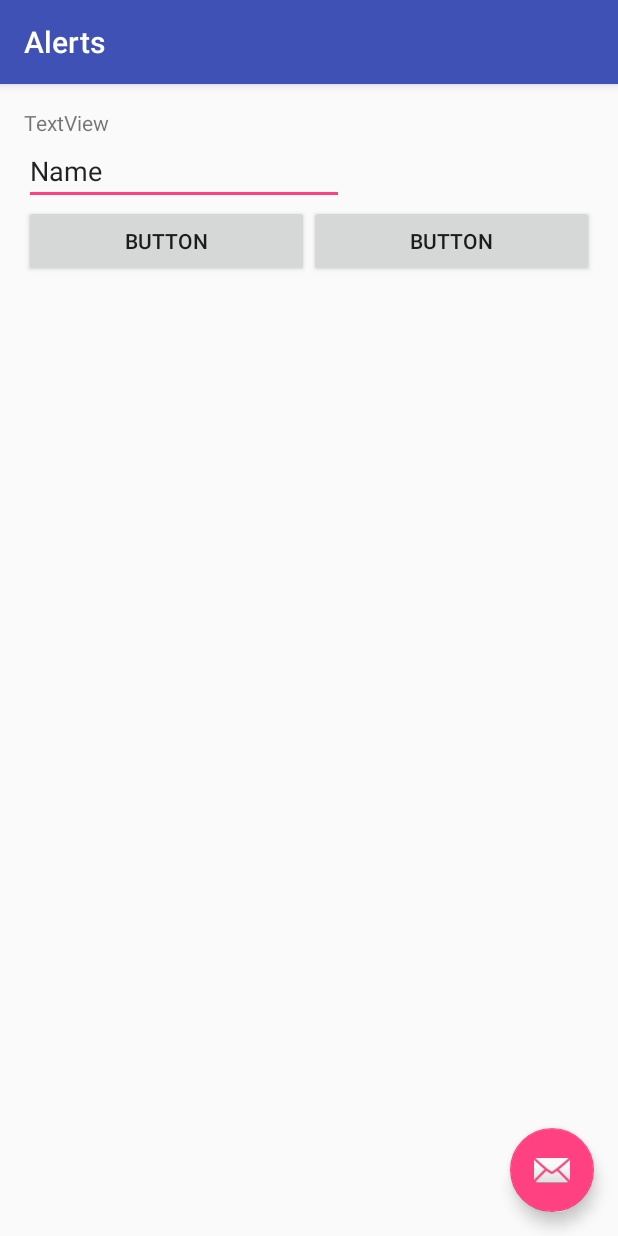
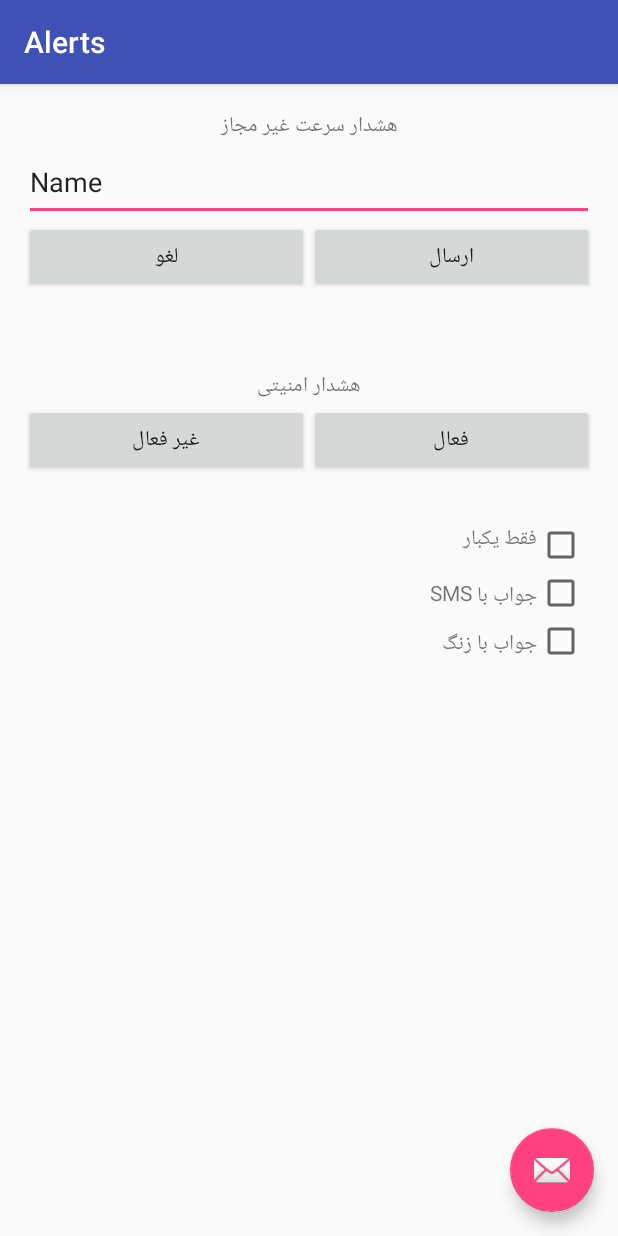
Before and after one commit to behroohj/HermesGps, an Android app: the Alerts screen opened directly, with no data from a screen before it, on a phone screen of 412 x 824 dp. Run offline under Robolectric (Android 15) with nearby library versions, the phone set to English and light mode, and no system bars.

Commit message:
تغییرات تا ۲۳ آبان ماه

```diff
--- a/app/src/main/AndroidManifest.xml
+++ b/app/src/main/AndroidManifest.xml
@@ -76,6 +76,10 @@
         <activity
             android:name=".Alerts"
             android:label="@string/title_activity_alerts"
+            android:theme="@style/AppTheme.NoActionBar" />
+        <activity
+            android:name=".CarSelected"
+            android:label="@string/title_activity_car_selected"
             android:theme="@style/AppTheme.NoActionBar"></activity>
     </application>
 
--- a/app/src/main/res/layout/content_alerts.xml
+++ b/app/src/main/res/layout/content_alerts.xml
@@ -24,26 +24,19 @@
 
             <LinearLayout
                 android:layout_width="match_parent"
-                android:layout_height="wrap_content"
+                android:layout_height="match_parent"
                 android:orientation="vertical" >
 
-                <LinearLayout
-                    android:layout_weight=".5"
-                    android:orientation="vertical"
-                    android:layout_width="match_parent"
-                    android:layout_height="0dp">
-
-                    <TableLayout
-                        android:layout_width="match_parent"
-                        android:layout_height="match_parent">
 
                         <TableRow
                             android:layout_width="match_parent"
                             android:layout_height="match_parent" >
 
                             <TextView
-                                android:text="TextView"
-                                android:layout_width="wrap_content"
+                                android:text="هشدار سرعت غیر مجاز"
+                                android:layout_width="match_parent"
+                                android:layout_gravity="center"
+                                android:gravity="center"
                                 android:layout_height="wrap_content"
                                 android:id="@+id/textView7" />
                         </TableRow>
@@ -53,10 +46,11 @@
                             android:layout_height="match_parent" >
 
                             <EditText
-                                android:layout_width="wrap_content"
+                                android:layout_width="match_parent"
                                 android:layout_height="wrap_content"
                                 android:inputType="textPersonName"
                                 android:text="Name"
+                                android:hint="سرعت مورد نطر"
                                 android:ems="10"
                                 android:id="@+id/editText" />
                         </TableRow>
@@ -66,51 +60,119 @@
                             android:layout_height="match_parent" >
 
                             <Button
-                                android:text="Button"
+                                android:text="لغو"
                                 android:layout_width="0dp"
                                 android:layout_weight=".5"
                                 android:layout_height="wrap_content"
                                 android:id="@+id/button11" />
 
                             <Button
-                                android:text="Button"
+                                android:text="ارسال"
                                 android:layout_width="0dp"
                                 android:layout_weight=".5"
                                 android:layout_height="wrap_content"
                                 android:id="@+id/button4" />
                         </TableRow>
 
-                    </TableLayout>
+                <TableRow
+                    android:layout_marginTop="50dp"
+                    android:layout_width="match_parent"
+                    android:layout_height="match_parent" >
 
-                </LinearLayout>
+                    <TextView
+                        android:text="هشدار امنیتی"
+                        android:layout_width="match_parent"
+                        android:layout_gravity="center"
+                        android:gravity="center"
+                        android:layout_height="wrap_content"
+                        android:id="@+id/textView8" />
+                </TableRow>
 
-                <LinearLayout
-                    android:layout_weight=".5"
-                    android:orientation="vertical"
+                <TableRow
                     android:layout_width="match_parent"
-                    android:layout_height="0dp">
+                    android:layout_height="match_parent" >
+
+                    <Button
+                        android:text="غیر فعال"
+                        android:layout_width="0dp"
+                        android:layout_weight=".5"
+                        android:layout_height="wrap_content"
+                        android:id="@+id/button13" />
+
+                    <Button
+                        android:text="فعال"
+                        android:layout_width="0dp"
+                        android:layout_weight=".5"
+                        android:layout_height="wrap_content"
+                        android:id="@+id/button12" />
+                </TableRow>
+
+                <TableRow
+                    android:layout_marginTop="30dp"
+                    android:layout_width="match_parent"
+                    android:layout_height="match_parent" >
+
+                    <TextView
+                        android:layout_gravity="right"
+                        android:gravity="right"
+                        android:text="فقط یکبار"
+                        android:layout_width="0dp"
+                        android:layout_weight=".9"
+                        android:layout_height="wrap_content"
+                        android:id="@+id/textView9" />
 
 
-                    <TableRow
-                        android:layout_width="match_parent"
-                        android:layout_height="match_parent" />
+                    <CheckBox
+                        android:text=""
+                        android:layout_width="0dp"
+                        android:layout_weight=".1"
+                        android:layout_height="wrap_content"
+                        android:id="@+id/checkBox10" />
+                </TableRow>
 
-                    <TableRow
-                        android:layout_width="match_parent"
-                        android:layout_height="match_parent" />
+                <TableRow
+                    android:layout_width="match_parent"
+                    android:layout_height="match_parent" >
 
-                    <TableRow
-                        android:layout_width="match_parent"
-                        android:layout_height="match_parent" />
+                    <TextView
+                        android:text="جواب با SMS"
+                        android:layout_width="0dp"
+                        android:layout_weight=".9"
+                        android:layout_height="wrap_content"
+                        android:id="@+id/textView10" />
 
-                    <TableRow
-                        android:layout_width="match_parent"
-                        android:layout_height="match_parent" />
 
-                    <TableRow
-                        android:layout_width="match_parent"
-                        android:layout_height="match_parent" />
-                </LinearLayout>
+                    <CheckBox
+                        android:text=""
+                        android:layout_width="0dp"
+                        android:layout_weight=".1"
+                        android:layout_height="wrap_content"
+                        android:id="@+id/checkBox2" />
+                </TableRow>
+
+                <TableRow
+                    android:layout_width="match_parent"
+                    android:layout_height="match_parent" >
+
+                    <TextView
+                        android:text="جواب با زنگ"
+                        android:layout_width="0dp"
+                        android:layout_weight=".9"
+                        android:layout_height="wrap_content"
+                        android:id="@+id/textView11" />
+
+                    <CheckBox
+                        android:text=""
+                        android:layout_width="0dp"
+                        android:layout_weight=".1"
+                        android:layout_height="wrap_content"
+                        android:id="@+id/checkBox3" />
+
+                </TableRow>
+
+
+
+
             </LinearLayout>
         </ScrollView>
     </LinearLayout>
--- a/app/src/main/res/values/strings.xml
+++ b/app/src/main/res/values/strings.xml
@@ -26,4 +26,5 @@
     <string name="title_activity_car_control">CarControl</string>
     <string name="title_activity_setting">Setting</string>
     <string name="title_activity_alerts">Alerts</string>
+    <string name="title_activity_car_selected">CarSelected</string>
 </resources>
```
Also changed, not shown: app/src/main/java/com/hermes/gps/CarSelected.java (added, +22 -0 lines), app/src/main/res/layout/activity_car_selected.xml (added, +34 -0 lines), app/src/main/res/layout/content_car_selected.xml (added, +81 -0 lines).
